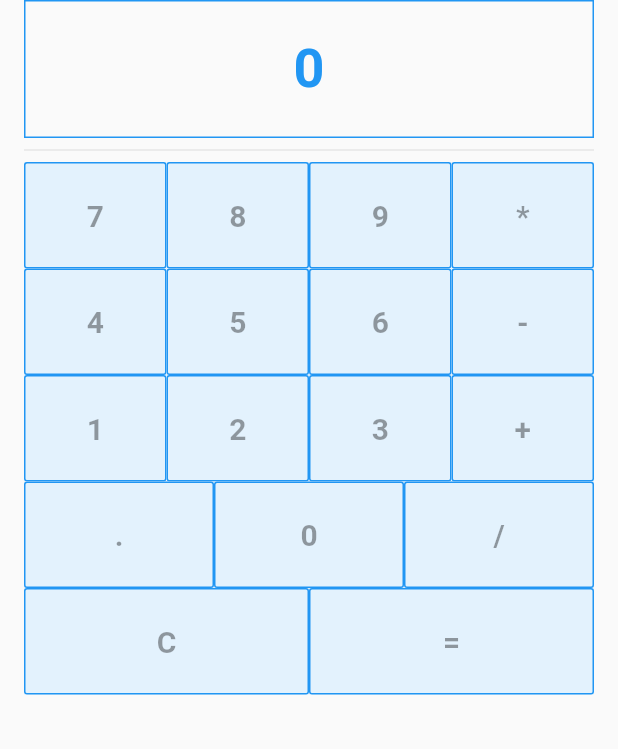
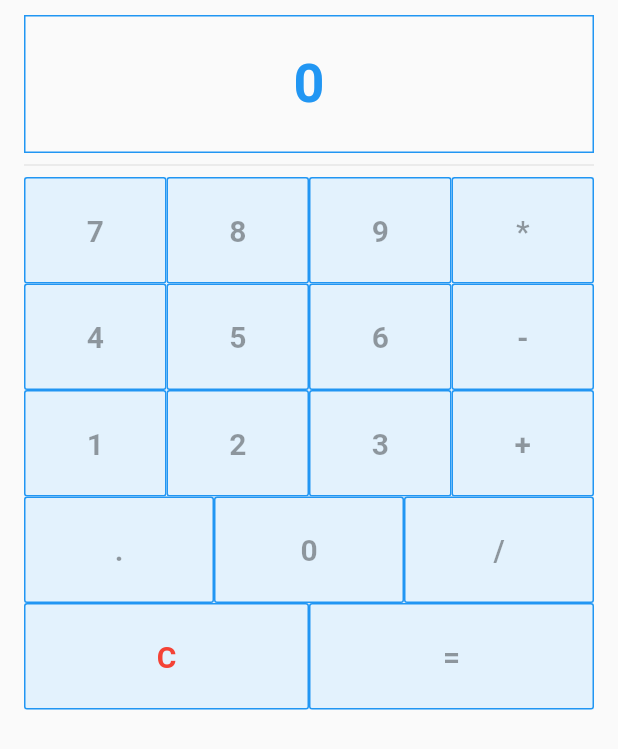
Before and after one commit to EduardoLima03/calculadorflutter, a Flutter app: the screen it shows after launch, on a phone screen of 412 x 824 dp. Shown: the top 749 px of the screen. Run offline on Flutter 3.47's test engine with Material 2 defaults, Android fonts, the phone set to English and light mode, and no system bars.

Commit message:
mais mundanças no layout e estrutura

```diff
--- a/lib/views/calculator_page.dart
+++ b/lib/views/calculator_page.dart
@@ -1,6 +1,5 @@
 import 'package:flutter/cupertino.dart';
 import 'package:flutter/material.dart';
-import 'package:flutter_calculadora/views/custom_buttom_pad.dart';
 
 class CalculatorPage extends StatefulWidget {
   @override
@@ -8,6 +7,28 @@ class CalculatorPage extends StatefulWidget {
 }
 
 class _CalculatorPageState extends State<CalculatorPage> {
+
+  Widget CustomButtomPad(String text){
+    return Expanded(
+      child: Container(
+        color: Colors.blue.shade50,
+        child: OutlineButton(
+          onPressed: null,
+          padding: EdgeInsets.all(24.0),
+          child: Text(text,
+            style: TextStyle(
+                color: text == 'C'? Colors.red: null,
+                fontSize: 20.0, fontWeight: FontWeight.bold),),
+          borderSide: BorderSide(
+            color: Theme.of(context).primaryColor,
+            style: BorderStyle.solid,
+            width: 1,
+          ),
+        ),
+      ),
+    );
+  }
+
   @override
   Widget build(BuildContext context) {
     var sizeds = MediaQuery.of(context);
@@ -17,7 +38,7 @@ class _CalculatorPageState extends State<CalculatorPage> {
         /// em altura e largura com o atributo constraints
         return SingleChildScrollView(
           child: Container(
-            child: Padding(padding: EdgeInsets.only(left: 16.0, top: sizeds.padding.top, right: 16.0,bottom: 8.0),
+            child: Padding(padding: EdgeInsets.only(left: 16.0, top: sizeds.padding.top+10.0, right: 16.0,bottom: 8.0),
               child: Column(
                 children: [
                   Container(
--- a/lib/views/custom_buttom_pad.dart
+++ b/lib/views/custom_buttom_pad.dart
@@ -20,7 +20,8 @@ class _CustomButtomPadState extends State<CustomButtomPad> {
     return Expanded(
       child: Container(
         color: Colors.blue.shade50,
-        child: OutlineButton(onPressed: null,
+        child: OutlineButton(
+          onPressed: null,
           padding: EdgeInsets.all(24.0),
           child: Text(widget.buttomText,
           style: TextStyle(fontSize: 20.0, fontWeight: FontWeight.bold),),
```
